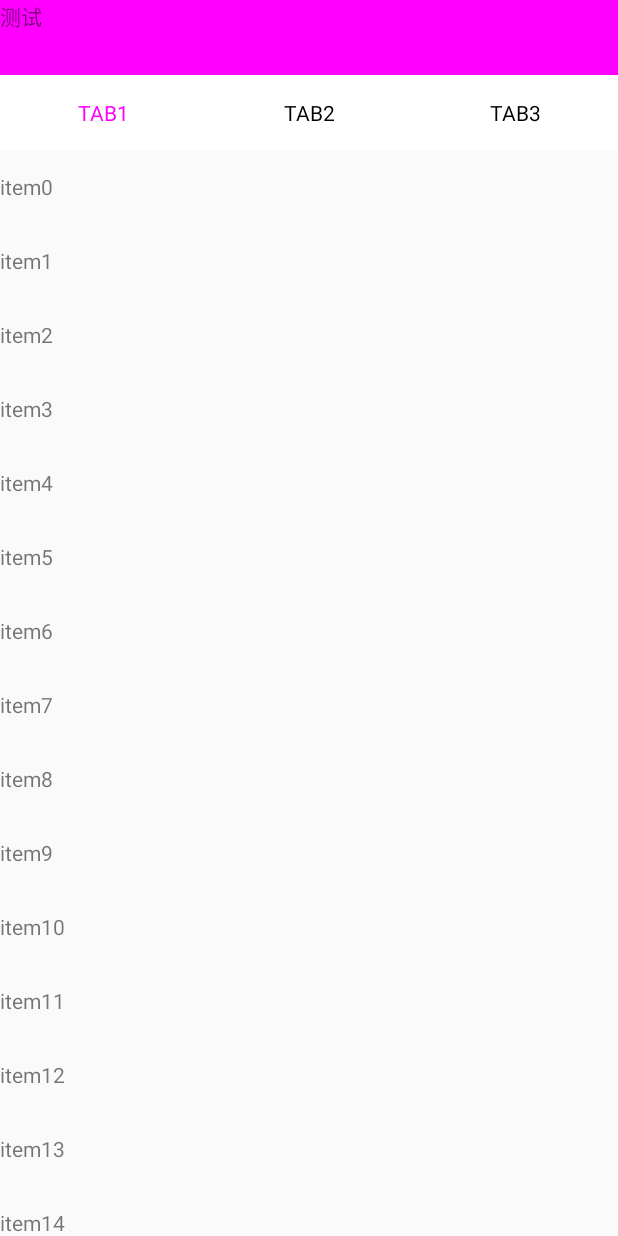
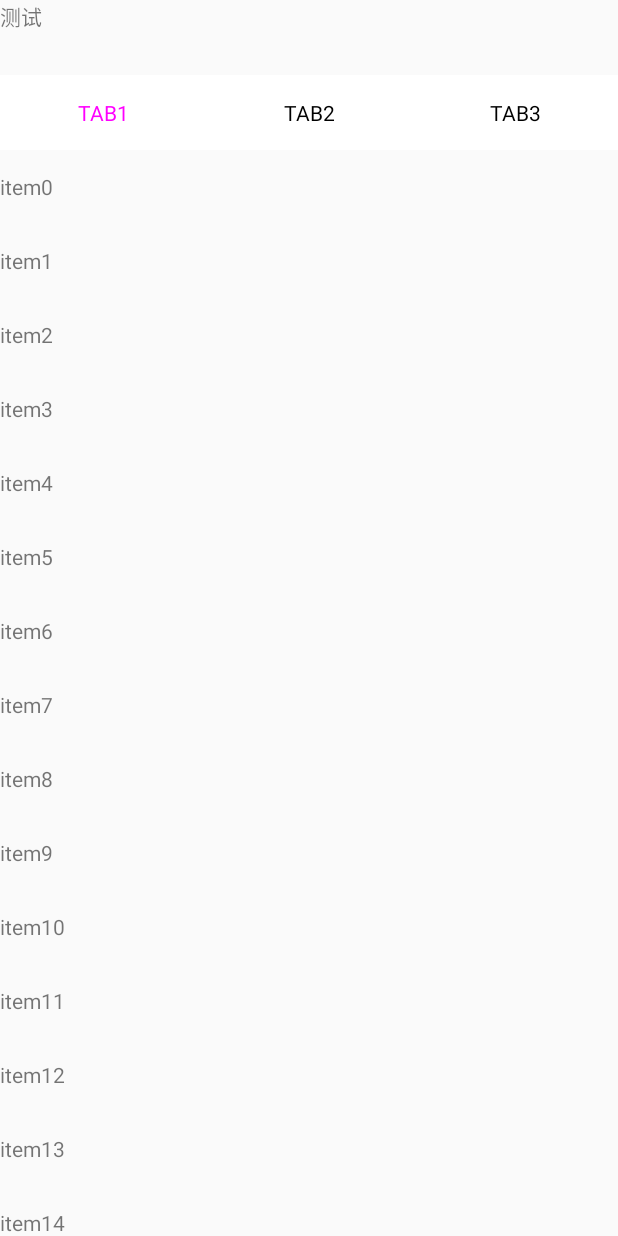
Before and after one commit to zhonglushu/HoverTab, an Android app: the screen it shows after launch (MainActivity), on a phone screen of 412 x 824 dp. Run offline under Robolectric (Android 15) with nearby library versions, the phone set to English and light mode, and no system bars; libraries missing offline, so code that uses them is left out: com.nineoldandroids.animation, com.nineoldandroids.view; 2 statements that could not run were skipped.

```diff
--- a/hovertab/src/main/res/layout/com_zhonglushu_example_hovertab_main.xml
+++ b/hovertab/src/main/res/layout/com_zhonglushu_example_hovertab_main.xml
@@ -11,7 +11,6 @@
         android:id="@+id/com_zhonglushu_example_hovertab_refresh"
         android:layout_width="match_parent"
         android:layout_height="wrap_content"
-        android:background="#00ffff"
         app:customRefreshStyle="header"/>
 
     <FrameLayout
@@ -30,7 +29,6 @@
             android:id="@+id/com_zhonglushu_example_hovertab_header"
             android:layout_width="match_parent"
             android:layout_height="wrap_content"
-            android:background="#ff00ff"
             android:orientation="vertical"
             android:visibility="visible">
 
```
